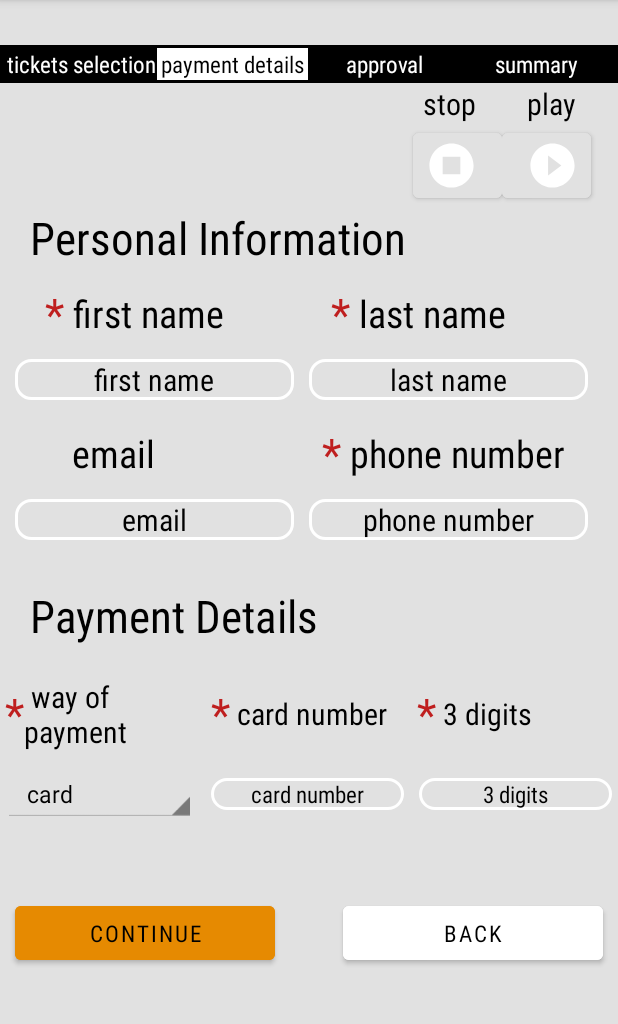
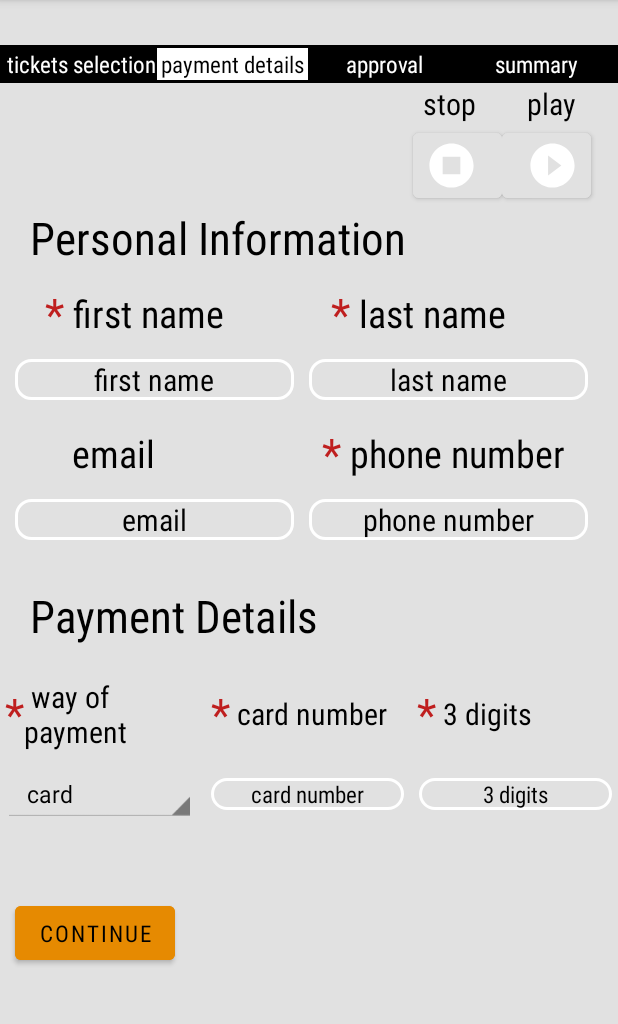
Before and after one commit to NoaZisman/Enjoymovie, an Android app: the MainActivity9_paymentdetails screen opened directly, with no data from a screen before it, on a phone screen of 412 x 824 dp, the part 84-1108 px from its top. Run offline under Robolectric (Android 15) with nearby library versions, the light colour scheme and no system bars.

Commit message:
working fine3

```diff
--- a/app/src/main/java/com/noa/enjoyamovie/MainActivity11_sumorder.java
+++ b/app/src/main/java/com/noa/enjoyamovie/MainActivity11_sumorder.java
@@ -63,8 +63,9 @@ public class MainActivity11_sumorder extends AppCompatActivity {
                 Toast.makeText(getApplicationContext(),"closing app",Toast.LENGTH_LONG).show();
                 Intent music=new Intent(getApplicationContext(),MyService.class);
                 stopService(music);
+                finishAffinity();
                 finishAndRemoveTask();
-                finishAffinity();
+
             }
         })
                 .setNegativeButton("no", new DialogInterface.OnClickListener()
--- a/app/src/main/java/com/noa/enjoyamovie/MainActivity9_paymentdetails.java
+++ b/app/src/main/java/com/noa/enjoyamovie/MainActivity9_paymentdetails.java
@@ -49,7 +49,6 @@ TextView ticketsSelection;
     EditText cardnumberbuyed;
     EditText cardvaliditybuyed;
     EditText threedigitsbuyed;
-    Button back;
     Button toapproval;
     Button play;
     Button stop;
@@ -107,8 +106,7 @@ TextView ticketsSelection;
         stoptv = (TextView) findViewById(R.id.stoptv);
         play = (Button) findViewById(R.id.play);
         stop = (Button) findViewById(R.id.stop);
-        back = (Button) findViewById(R.id.back);
-        back.setOnClickListener(this::Click1);
+
         toapproval.setOnClickListener(this::Click2);
         play.setOnClickListener(this::Click3);
         stop.setOnClickListener(this::Click4);
@@ -134,13 +132,7 @@ TextView ticketsSelection;
 
     }
 
-    public void Click1(View v) {
-       //הפעולה מעבירה את המשתמש למסך מידע על הכרטיסים
-        finish();
-        Intent intent = new Intent(this, MainActivity8_ticketselection.class);
-        startActivity(intent);
 
-    }
 
     public void Click2(View v) {
         //הפעולה מעבירה נתונים ואת המשתמש למסך מידע על ההזמנה ולפני זה בודקת תקינות קלט
--- a/app/src/main/res/layout/activity_main9_paymentdetails.xml
+++ b/app/src/main/res/layout/activity_main9_paymentdetails.xml
@@ -474,19 +474,14 @@
             android:textSize="15sp" />
     </LinearLayout>
 
-    <LinearLayout
-        android:layout_width="match_parent"
-        android:layout_height="wrap_content"
-        android:layout_marginTop="50dp"
-        android:orientation="horizontal">
+
 
         <Button
             android:id="@+id/toapproval"
-            android:layout_width="0dp"
-            android:layout_weight="0.5"
+            android:layout_width="wrap_content"
             android:layout_height="wrap_content"
             android:layout_gravity="left"
-            android:layout_marginTop="20dp"
+            android:layout_marginTop="50dp"
             android:layout_marginLeft="10dp"
             android:layout_marginRight="20dp"
             android:backgroundTint="#E68A01"
@@ -494,21 +489,6 @@
             android:fontFamily="sans-serif-condensed"
             android:textColor="#000000"
             android:textSize="15sp" />
-        <Button
-            android:id="@+id/back"
-            android:layout_width="0dp"
-            android:layout_weight="0.5"
-            android:layout_height="wrap_content"
-            android:layout_gravity="right"
-            android:layout_marginTop="20dp"
-            android:layout_marginRight="10dp"
-            android:layout_marginLeft="25dp"
-            android:backgroundTint="#FFFFFF"
-            android:text="back"
-            android:fontFamily="sans-serif-condensed"
-            android:textColor="#000000"
-            android:textSize="15sp" />
 
-    </LinearLayout>
 
 </LinearLayout>
```
